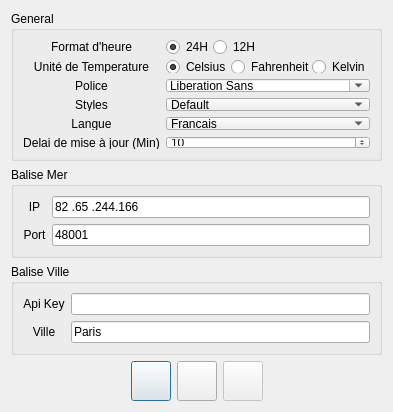
The window that settingsdlg.ui (aiekick/ProjectStationMeteo) describes before a commit, drawn with Qt 5.
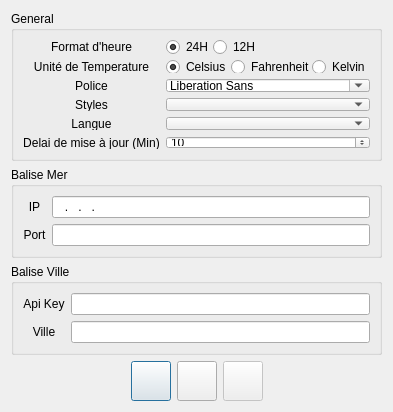
The same window after the commit. Icons and pictures are not drawn.

The edit to the form file:
```diff
--- a/settingsdlg.ui
+++ b/settingsdlg.ui
@@ -207,13 +207,7 @@
          </layout>
         </item>
         <item row="4" column="1">
-         <widget class="QComboBox" name="cbLanguage">
-          <item>
-           <property name="text">
-            <string>Français</string>
-           </property>
-          </item>
-         </widget>
+         <widget class="QComboBox" name="cbLanguage"/>
         </item>
         <item row="2" column="1">
          <widget class="QFontComboBox" name="cbFontFamily"/>
@@ -229,13 +223,7 @@
          </widget>
         </item>
         <item row="3" column="1">
-         <widget class="QComboBox" name="cbStyle">
-          <item>
-           <property name="text">
-            <string>Default</string>
-           </property>
-          </item>
-         </widget>
+         <widget class="QComboBox" name="cbStyle"/>
         </item>
         <item row="0" column="0">
          <widget class="QLabel" name="label_5">
@@ -276,7 +264,7 @@
            <string>000.000.000.000</string>
           </property>
           <property name="text">
-           <string>82.65.244.166</string>
+           <string>...</string>
           </property>
           <property name="echoMode">
            <enum>QLineEdit::Normal</enum>
@@ -309,7 +297,7 @@
            <string>00000</string>
           </property>
           <property name="text">
-           <string>48001</string>
+           <string/>
           </property>
          </widget>
         </item>
@@ -349,7 +337,7 @@
         <item row="1" column="1">
          <widget class="QLineEdit" name="edCity">
           <property name="text">
-           <string>Paris</string>
+           <string/>
           </property>
          </widget>
         </item>
```
